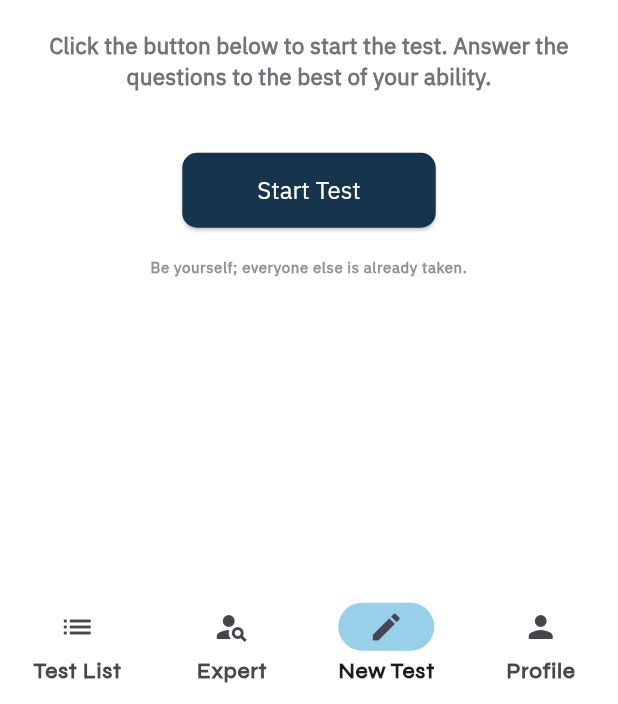
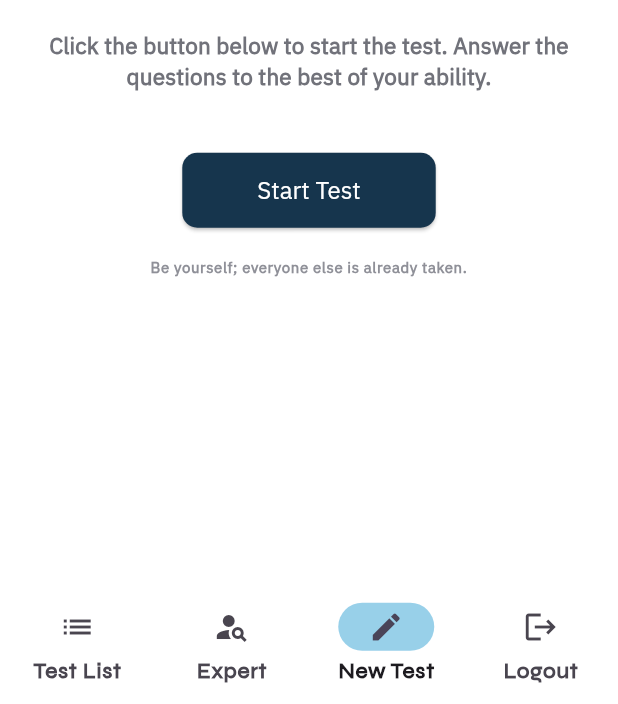
Before and after one commit to yousifdahabra/aegis-ai-app, a Flutter app: the NavigationMenu screen opened directly, item 3 of the bottom bar chosen, on a phone screen of 412 x 824 dp, the part 532-1236 px from its top. Run offline on Flutter 3.47's test engine with Material 3 defaults, Android fonts, the phone set to English and light mode, and no system bars; our stand-ins replace animate_do, bloc, dio, equatable, flutter_bloc, flutter_secure_storage and 3 more; accounts and stored records are empty; network calls fail.

Commit message:
App - update NavigationMenu add logout

```diff
--- a/lib/common_widget/navigation_menu.dart
+++ b/lib/common_widget/navigation_menu.dart
@@ -1,8 +1,9 @@
-import 'package:ai_safety_app/views/auth/profile.dart';
-import 'package:ai_safety_app/views/list/expert_request.dart';
+import 'package:ai_safety_app/views/auth/login.dart';
+import 'package:ai_safety_app/views/list/add_expert_request.dart';
 import 'package:ai_safety_app/views/list/test_list.dart';
 import 'package:ai_safety_app/views/test_page.dart';
 import 'package:flutter/material.dart';
+import 'package:ai_safety_app/data/repositories/auth_repository.dart';
 
 class NavigationMenu extends StatefulWidget {
   const NavigationMenu({super.key});
@@ -16,25 +17,42 @@ class _NavigationMenuState extends State<NavigationMenu> {
 
   final List<Widget> _pages = [
     Center(child: TestList()),
-    Center(child: ExpertRequest()),
+    Center(child: AddExpertRequest()),
     Center(child: TestPage()),
-    Center(child: Profile()),
+    const SizedBox(),
   ];
+
+  Future<void> _logout() async {
+    final authRepository = AuthRepository();
+    await authRepository.logout();
+
+    if (!mounted) return;
+
+    Navigator.pushAndRemoveUntil(
+      context,
+      MaterialPageRoute(builder: (context) => const Login()),
+      (route) => false,
+    );
+  }
 
   @override
   Widget build(BuildContext context) {
     return Scaffold(
-      body: _pages[_selectedIndex],
+      body: _selectedIndex == 3 ? const SizedBox() : _pages[_selectedIndex],
       bottomNavigationBar: NavigationBar(
         backgroundColor: Colors.white,
-        indicatorColor: Color.fromARGB(122, 40, 156, 210),
+        indicatorColor: const Color.fromARGB(122, 40, 156, 210),
         selectedIndex: _selectedIndex,
-        onDestinationSelected: (int index) {
-          setState(() {
-            _selectedIndex = index;
-          });
+        onDestinationSelected: (int index) async {
+          if (index == 3) {
+            await _logout();
+          } else {
+            setState(() {
+              _selectedIndex = index;
+            });
+          }
         },
-        destinations: [
+        destinations: const [
           NavigationDestination(
             icon: Icon(Icons.list),
             label: 'Test List',
@@ -48,8 +66,8 @@ class _NavigationMenuState extends State<NavigationMenu> {
             label: 'New Test',
           ),
           NavigationDestination(
-            icon: Icon(Icons.person),
-            label: 'Profile',
+            icon: Icon(Icons.logout),
+            label: 'Logout',
           ),
         ],
       ),
```
